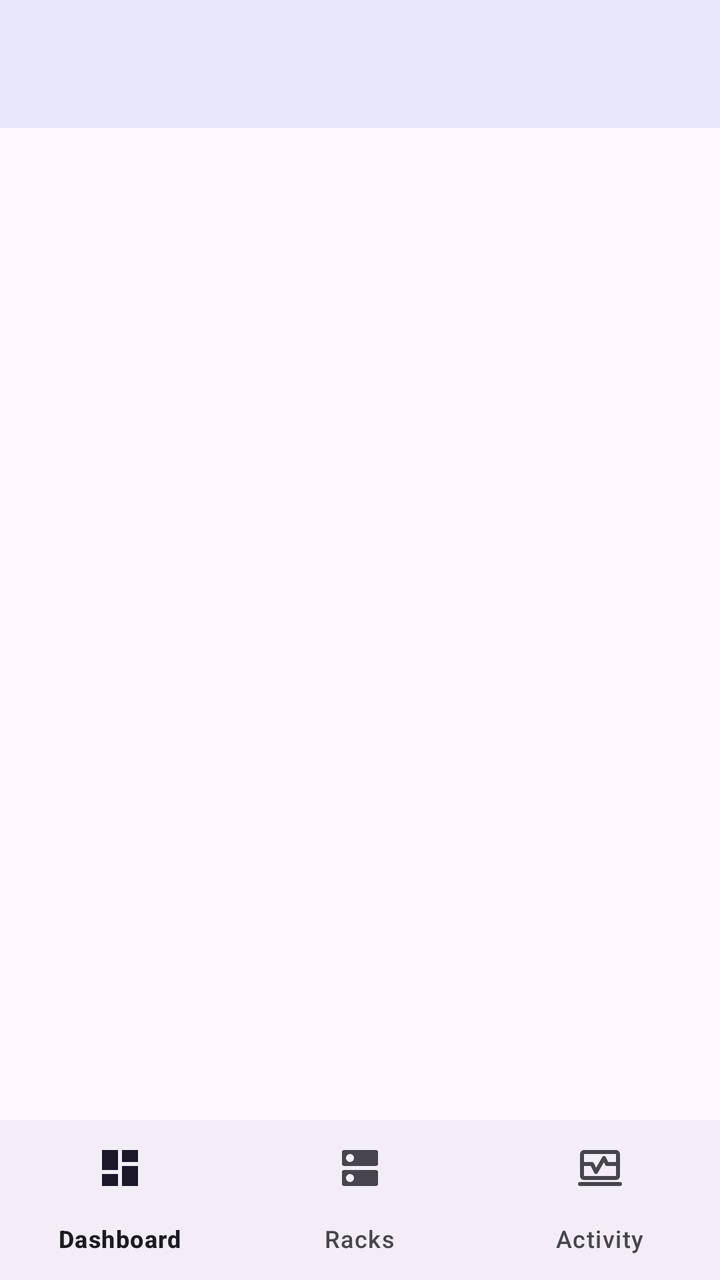
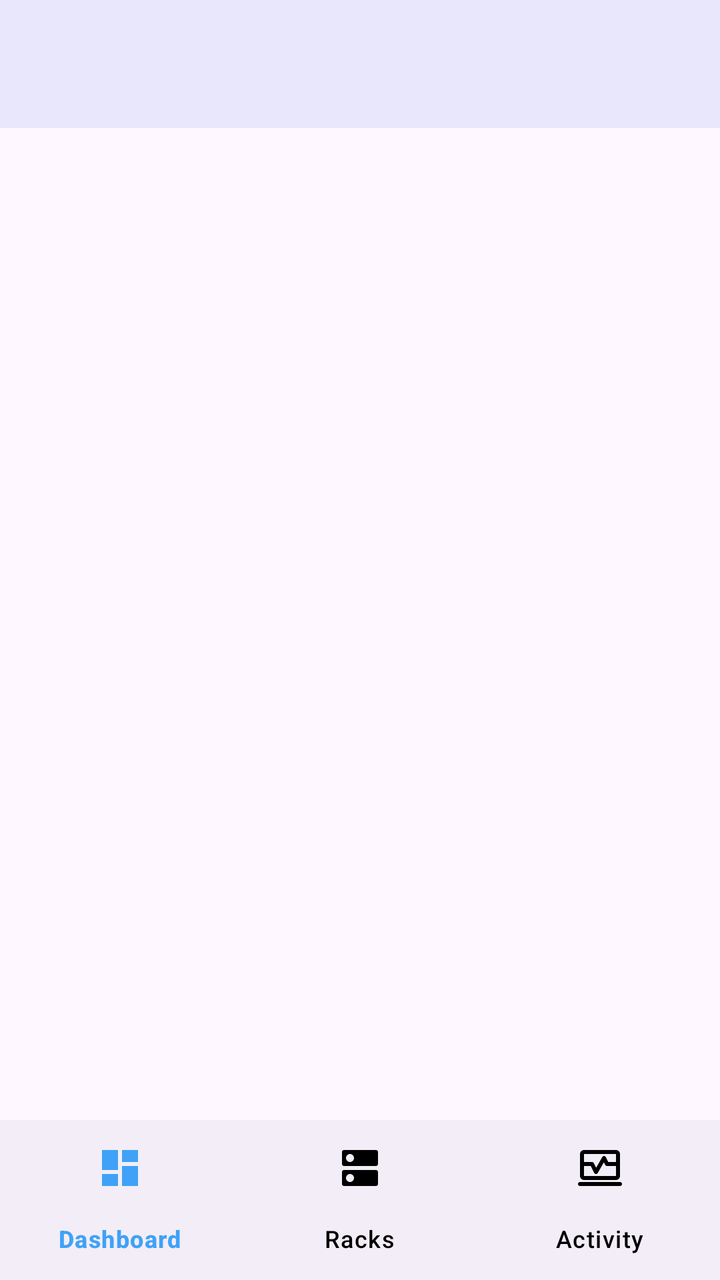

Screens rendered from an Android XML layout before and after an edit, with the pre-edit source and the edit as a unified diff.
<!-- AndroidManifest.xml: activity theme Theme.SentryRack -->
<!-- res/layout/activity_main.xml -->
<?xml version="1.0" encoding="utf-8"?>
<androidx.drawerlayout.widget.DrawerLayout
    xmlns:android="http://schemas.android.com/apk/res/android"
    xmlns:app="http://schemas.android.com/apk/res-auto"
    xmlns:tools="http://schemas.android.com/tools"
    android:id="@+id/drawerLayout"
    android:layout_width="match_parent"
    android:layout_height="match_parent"
    tools:context=".MainActivity">

    
    <LinearLayout
        android:layout_width="match_parent"
        android:layout_height="match_parent"
        android:fitsSystemWindows="true"
        android:orientation="vertical">

        
        <com.google.android.material.appbar.MaterialToolbar
            android:id="@+id/toolbar"
            android:layout_width="match_parent"
            android:layout_height="?attr/actionBarSize"
            android:background="?attr/colorSurface"
            android:elevation="4dp"
            app:popupTheme="@style/ThemeOverlay.SentryRack.OverflowMenu" />

        
        <FrameLayout
            android:id="@+id/fragment_container"
            android:layout_width="match_parent"
            android:layout_height="0dp"
            android:layout_weight="1" />

        
        <com.google.android.material.bottomnavigation.BottomNavigationView
            android:id="@+id/bottomNavigation"
            android:layout_width="match_parent"
            android:layout_height="wrap_content"
            app:labelVisibilityMode="labeled"
            app:menu="@menu/bottom_nav_menu" />
    </LinearLayout>

    
    <com.google.android.material.navigation.NavigationView
        android:layout_width="wrap_content"
        android:layout_height="match_parent"
        android:id="@+id/drawer_nav_view"
        android:layout_gravity="start"
        app:headerLayout="@layout/drawer_header"
        app:menu="@menu/drawer_nav_menu"
        app:itemIconTint="@color/colorPrimary"
        app:itemTextColor="@color/colorSecondary"/>

</androidx.drawerlayout.widget.DrawerLayout>
<!-- res/layout/drawer_header.xml (included above) -->
<?xml version="1.0" encoding="utf-8"?>
<LinearLayout
    xmlns:android="http://schemas.android.com/apk/res/android"
    android:orientation="vertical"
    android:layout_width="match_parent"
    android:layout_height="176dp"
    android:gravity="bottom"
    android:padding="16dp"
    android:background="@color/colorPrimary"
    android:theme="@style/ThemeOverlay.AppCompat.Dark">

    <ImageView
        android:layout_width="wrap_content"
        android:layout_height="wrap_content"
        android:src="@drawable/animated_logo"/>

    <TextView
        android:layout_width="wrap_content"
        android:layout_height="wrap_content"
        android:text="@string/app_name"
        android:textColor="@color/white"
        android:textSize="14sp"
        android:layout_marginBottom="16dp"/>
</LinearLayout>
<!-- resources referenced by this layout -->
<resources>
  <color name="colorPrimary">#FF2454D6</color>
  <color name="colorSecondary">#FF8ED0F8</color>
  <color name="white">#FFFFFFFF</color>
  <!-- drawable animated_logo (drawable) -->
  <?xml version="1.0" encoding="utf-8"?>
  <animated-vector xmlns:android="http://schemas.android.com/apk/res/android"
      android:drawable="@drawable/splash_icon">
      <target
          android:name="orbitGroup"
          android:animation="@animator/orbit_animator"/>
      <target
          android:name="pulseGroup"
          android:animation="@animator/pulse_animator"/>
      <target
          android:name="server1Group"
          android:animation="@animator/server1_pulse"/>
      <target
          android:name="server2Group"
          android:animation="@animator/server2_pulse"/>
      <target
          android:name="server3Group"
          android:animation="@animator/server3_pulse"/>
  </animated-vector>
  <string name="app_name">Sentry Rack</string>
  <style name="ThemeOverlay.SentryRack.OverflowMenu" parent="ThemeOverlay.Material3">
          <item name="actionOverflowMenuStyle">@style/Widget.SentryRack.OverflowMenu</item>
          <item name="dropDownListViewStyle">@style/Widget.SentryRack.OverflowMenu.List</item>
          <item name="android:dropDownListViewStyle">@style/Widget.SentryRack.OverflowMenu.List</item>
          <item name="colorControlHighlight">@color/menu_ripple</item>
      </style>
  <style name="Theme.SentryRack" parent="Base.Theme.SentryRack" />
  <style name="Widget.SentryRack.OverflowMenu" parent="Widget.Material3.PopupMenu.Overflow">
          <item name="android:popupBackground">@drawable/ar_bg_overflow_menu</item>
          <item name="android:popupElevation">8dp</item>
          <item name="overlapAnchor">false</item>
          <item name="android:dropDownVerticalOffset">4dp</item>
          <item name="android:popupAnimationStyle">@style/Animation.SentryRack.OverflowMenu</item>
      </style>
  <style name="Widget.SentryRack.OverflowMenu.List" parent="Widget.AppCompat.ListView.DropDown">
          <item name="android:listSelector">@drawable/ar_bg_overflow_item</item>
          <item name="android:drawSelectorOnTop">false</item>
      </style>
  <color name="menu_ripple">#1F000000</color>
  <style name="Base.Theme.SentryRack" parent="Theme.Material3.DayNight">
          <item name="colorPrimary">@color/colorPrimary</item>
          <item name="colorSecondary">@color/colorSecondary</item>
          <item name="colorTertiary">@color/colorTertiary</item>
          <item name="windowActionBar">false</item>
          <item name="windowNoTitle">true</item>
      </style>
  <!-- drawable ar_bg_overflow_menu (drawable) -->
  <?xml version="1.0" encoding="utf-8"?>
  <shape xmlns:android="http://schemas.android.com/apk/res/android"
      android:shape="rectangle">
      <solid android:color="@color/menu_background" />
      <corners android:radius="14dp" />
      <padding
          android:top="6dp"
          android:bottom="6dp" />
  </shape>
  <style name="Animation.SentryRack.OverflowMenu" parent="">
          <item name="android:windowEnterAnimation">@anim/ar_menu_enter</item>
          <item name="android:windowExitAnimation">@anim/ar_menu_exit</item>
      </style>
  <color name="colorTertiary">#FFFFD873</color>
  <color name="menu_background">#FFFFFFFF</color>
  <color name="menu_highlight">#FFECECEF</color>
  <!-- unchanged entries left out for length: 2 -->
</resources>

<!-- the commit's change to res/layout/activity_main.xml (unified diff, before → after) -->
@@ -37,20 +37,21 @@
             android:layout_width="match_parent"
             android:layout_height="wrap_content"
             app:labelVisibilityMode="labeled"
-            app:menu="@menu/bottom_nav_menu" />
+            app:menu="@menu/bottom_nav_menu"
+            app:itemIconTint="@color/navigation_items_colors"
+            app:itemTextColor="@color/navigation_items_colors" />
     </LinearLayout>
 
     
     <com.google.android.material.navigation.NavigationView
+        android:id="@+id/drawer_nav_view"
         android:layout_width="wrap_content"
         android:layout_height="match_parent"
-        android:id="@+id/drawer_nav_view"
         android:layout_gravity="start"
         app:headerLayout="@layout/drawer_header"
         app:menu="@menu/drawer_nav_menu"
-        app:itemIconTint="@color/colorPrimary"
-        app:itemTextColor="@color/colorSecondary"/>
-
+        app:itemIconTint="@color/navigation_items_colors"
+        app:itemTextColor="@color/navigation_items_colors"/>
 </androidx.drawerlayout.widget.DrawerLayout>
 <!-- res/layout/drawer_header.xml (included above) -->
 <?xml version="1.0" encoding="utf-8"?>
